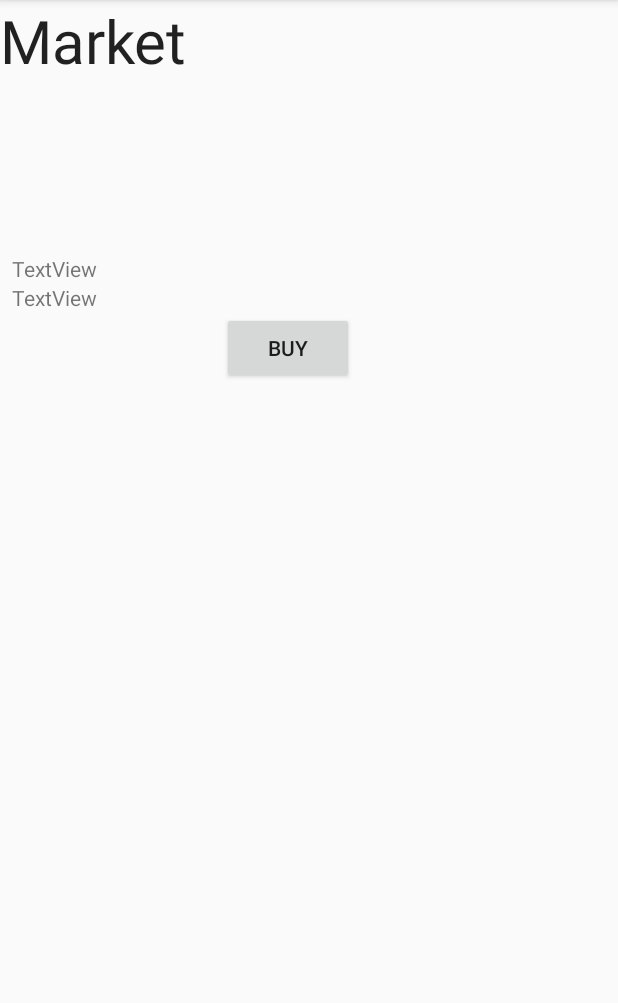
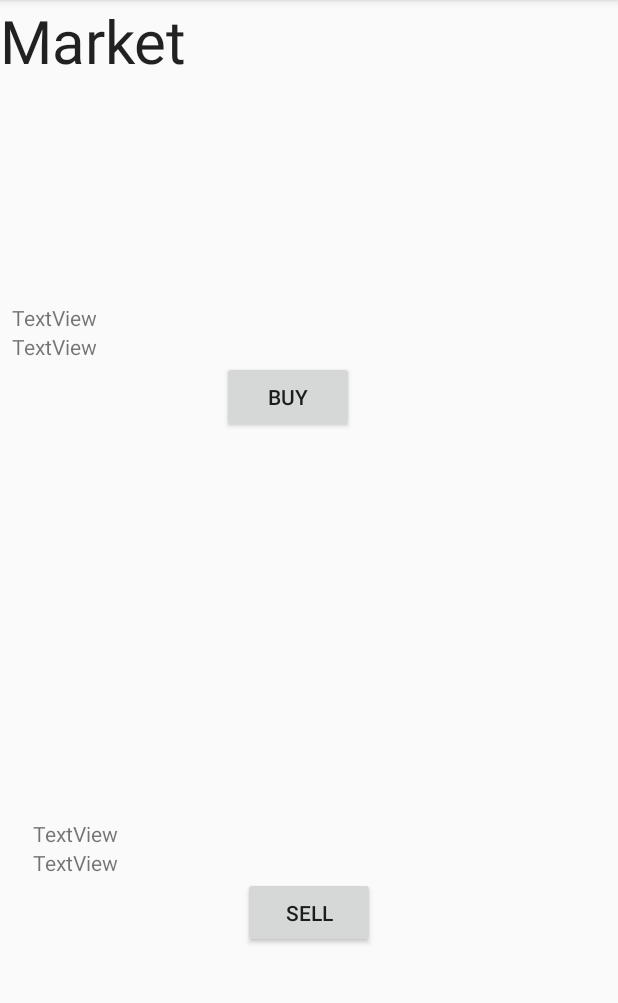
Before and after one commit to Naes0/MADAssignment, an Android app: the MarketActivity screen opened directly, with no data from a screen before it, on a phone screen of 412 x 824 dp, the part 84-1087 px from its top. Run offline under Robolectric (Android 15) with nearby library versions, the phone set to English and light mode, and no system bars.

Commit message:
market recycler view

```diff
--- a/app/src/main/res/layout/activity_market.xml
+++ b/app/src/main/res/layout/activity_market.xml
@@ -18,12 +18,11 @@
         tools:layout_editor_absoluteY="16dp" />
 
     <FrameLayout
-        android:id="@+id/frameLayout"
+        android:id="@+id/buyFrame"
         android:layout_width="match_parent"
-        android:layout_height="87dp"
+        android:layout_height="140dp"
         android:layout_marginStart="8dp"
         android:layout_marginLeft="8dp"
-        android:layout_marginTop="20dp"
         android:layout_marginEnd="8dp"
         android:layout_marginRight="8dp"
         app:layout_constraintEnd_toEndOf="parent"
@@ -34,6 +33,7 @@
     </FrameLayout>
 
     <LinearLayout
+        android:id="@+id/linearLayout"
         android:layout_width="368dp"
         android:layout_height="95dp"
         android:layout_marginStart="8dp"
@@ -45,7 +45,7 @@
         app:layout_constraintEnd_toEndOf="parent"
         app:layout_constraintHorizontal_bias="0.0"
         app:layout_constraintStart_toStartOf="parent"
-        app:layout_constraintTop_toBottomOf="@+id/frameLayout">
+        app:layout_constraintTop_toBottomOf="@+id/buyFrame">
 
         <TextView
             android:id="@+id/value"
@@ -67,4 +67,63 @@
             android:text="Buy" />
     </LinearLayout>
 
+    <FrameLayout
+        android:id="@+id/sellframe"
+        android:layout_width="368dp"
+        android:layout_height="140dp"
+        android:layout_marginStart="8dp"
+        android:layout_marginLeft="8dp"
+        android:layout_marginTop="8dp"
+        android:layout_marginEnd="8dp"
+        android:layout_marginRight="8dp"
+        app:layout_constraintEnd_toEndOf="parent"
+        app:layout_constraintStart_toStartOf="parent"
+        app:layout_constraintTop_toBottomOf="@+id/linearLayout">
+
+    </FrameLayout>
+
+    <LinearLayout
+        android:layout_width="368dp"
+        android:layout_height="86dp"
+        android:layout_marginStart="8dp"
+        android:layout_marginLeft="8dp"
+        android:layout_marginTop="8dp"
+        android:layout_marginEnd="8dp"
+        android:layout_marginRight="8dp"
+        android:layout_marginBottom="8dp"
+        android:orientation="vertical"
+        app:layout_constraintBottom_toTopOf="@+id/statusbar"
+        app:layout_constraintEnd_toEndOf="parent"
+        app:layout_constraintStart_toStartOf="parent"
+        app:layout_constraintTop_toBottomOf="@+id/sellframe">
+
+        <TextView
+            android:id="@+id/value2"
+            android:layout_width="match_parent"
+            android:layout_height="wrap_content"
+            android:text="TextView" />
+
+        <TextView
+            android:id="@+id/mass2"
+            android:layout_width="match_parent"
+            android:layout_height="wrap_content"
+            android:text="TextView" />
+
+        <Button
+            android:id="@+id/sell"
+            android:layout_width="wrap_content"
+            android:layout_height="wrap_content"
+            android:layout_gravity="center"
+            android:text="Sell" />
+    </LinearLayout>
+
+    <FrameLayout
+        android:id="@+id/statusbar"
+        android:layout_width="match_parent"
+        android:layout_height="35dp"
+        app:layout_constraintBottom_toBottomOf="parent"
+        app:layout_constraintHorizontal_bias="0.0"
+        app:layout_constraintLeft_toLeftOf="parent"
+        app:layout_constraintRight_toRightOf="parent"></FrameLayout>
+
 </android.support.constraint.ConstraintLayout>
```
Also changed, not shown: app/src/main/java/com/naes0/madassignment/ListFragment.java (added, +122 -0 lines), app/src/main/res/layout/list.xml (added, +8 -0 lines).
